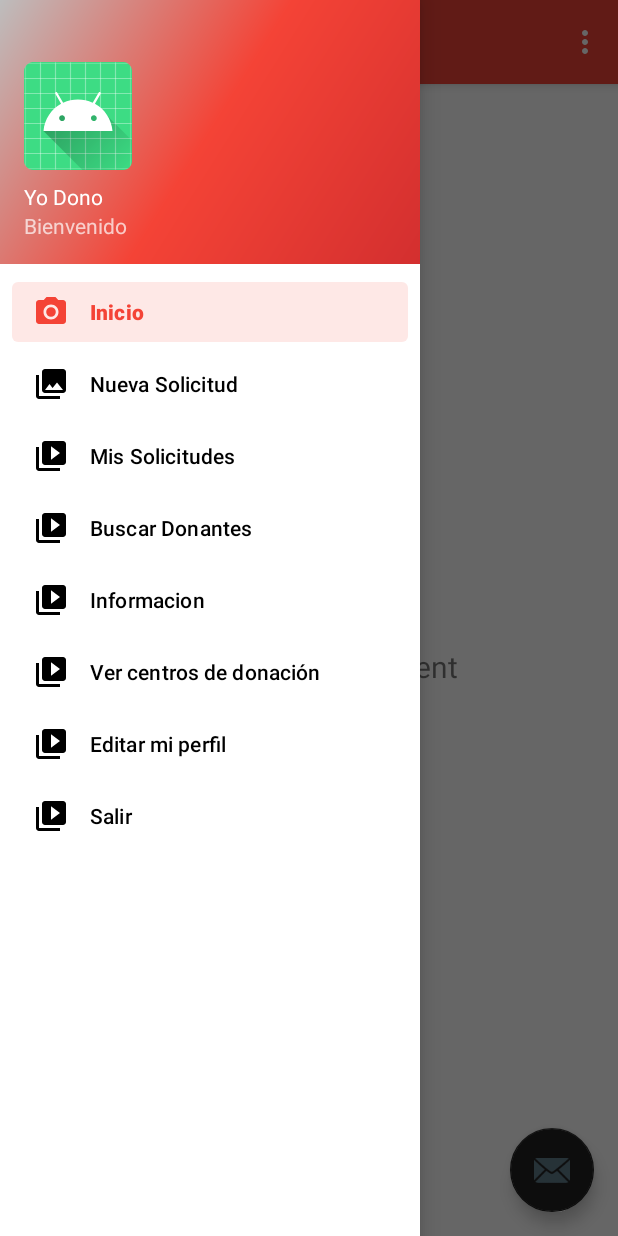
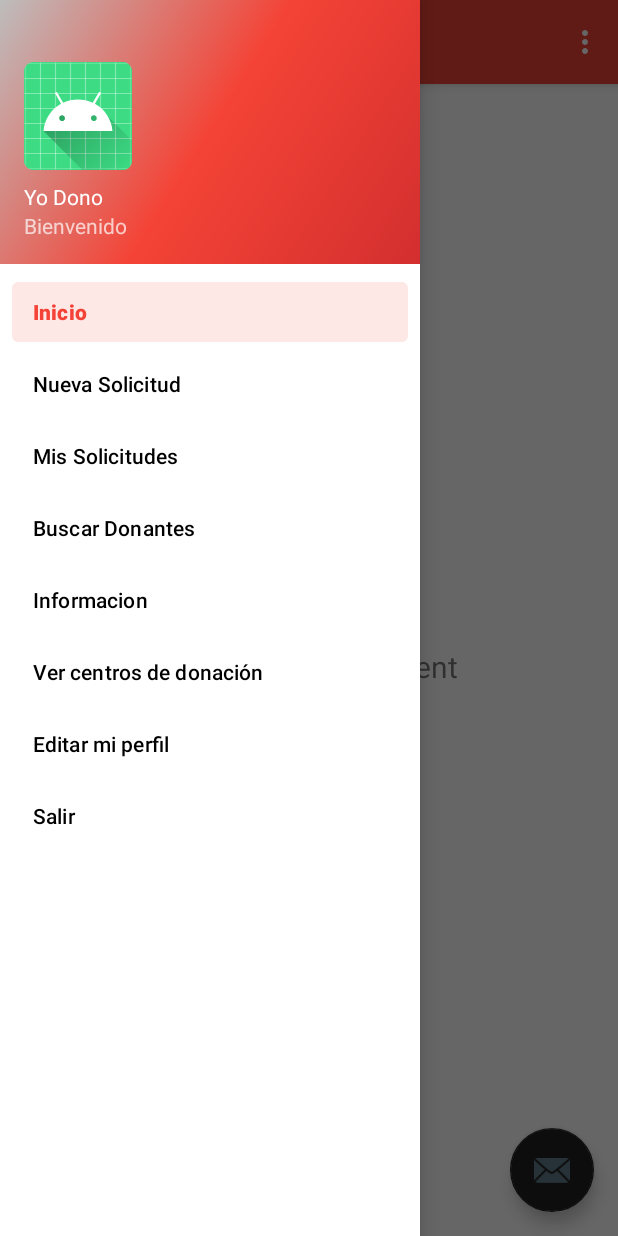
Before and after one commit to Shadowpride/YoDono, an Android app: the screen it shows after launch (MainActivity), with the side drawer open, on a phone screen of 412 x 824 dp. Run offline under Robolectric (Android 15) with nearby library versions, the phone set to English and light mode, and no system bars; our stand-ins replace navigation-ui.

Commit message:
chau iconos

```diff
--- a/app/src/main/res/menu/activity_main_drawer.xml
+++ b/app/src/main/res/menu/activity_main_drawer.xml
@@ -6,40 +6,40 @@
     <group android:checkableBehavior="single">
         <item
             android:id="@+id/nav_home"
-            android:icon="@drawable/ic_menu_camera"
+
             android:title="@string/menu_home" />
         <item
             android:id="@+id/nav_gallery"
-            android:icon="@drawable/ic_menu_gallery"
+
             android:title="@string/menu_gallery" />
         <item
             android:id="@+id/nav_slideshow"
-            android:icon="@drawable/ic_menu_slideshow"
+
             android:title="Mis Solicitudes"
             tools:ignore="DuplicateIds" />
         <item
             android:id="@+id/nav_slideshow"
-            android:icon="@drawable/ic_menu_slideshow"
+
             android:title="Buscar Donantes"
             tools:ignore="DuplicateIds" />
         <item
             android:id="@+id/nav_slideshow"
-            android:icon="@drawable/ic_menu_slideshow"
+
             android:title="@string/menu_slideshow"
             tools:ignore="DuplicateIds" />
         <item
             android:id="@+id/nav_slideshow"
-            android:icon="@drawable/ic_menu_slideshow"
+
             android:title="Ver centros de donación"
             tools:ignore="DuplicateIds" />
         <item
             android:id="@+id/nav_slideshow"
-            android:icon="@drawable/ic_menu_slideshow"
+
             android:title="Editar mi perfil"
             tools:ignore="DuplicateIds" />
         <item
             android:id="@+id/nav_slideshow"
-            android:icon="@drawable/ic_menu_slideshow"
+
             android:title="Salir"
             tools:ignore="DuplicateIds" />
     </group>
```
